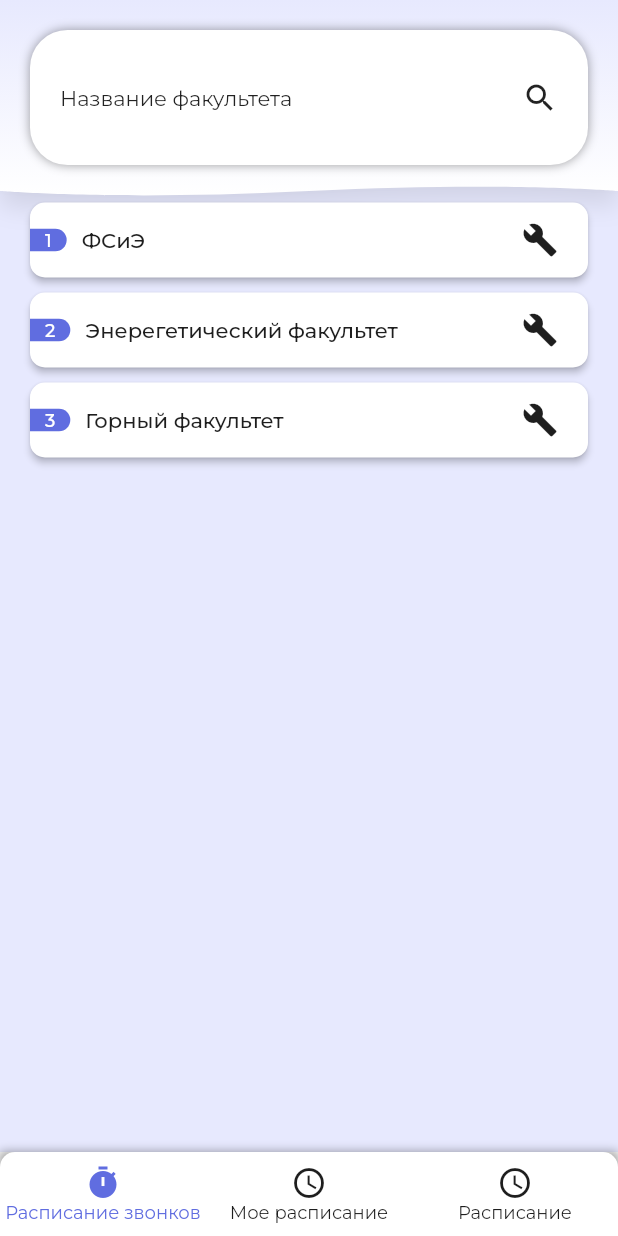
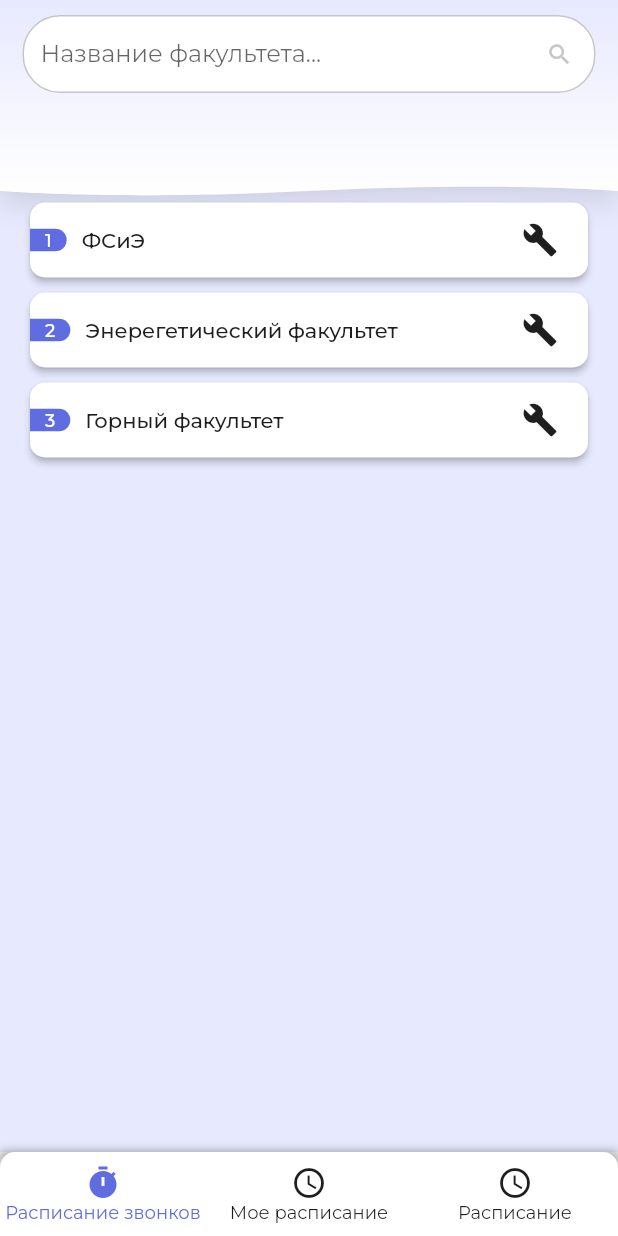
Before and after one commit to 0chuhh/scheddule_mobile, a Flutter app: the screen it shows after launch, on a phone screen of 412 x 824 dp. Run offline on Flutter 3.47's test engine with Material 2 defaults, Android fonts, the light colour scheme and no system bars; our stand-ins replace gap, table_calendar, timelines.

Commit message:
feat: добавлено поле поиска факультета

```diff
--- a/lib/screens/bell_schedule_screen.dart
+++ b/lib/screens/bell_schedule_screen.dart
@@ -58,6 +58,14 @@ class _BellScheduleScreenState extends State<BellScheduleScreen> {
     },
   ];
 
+  List<Map<String, dynamic>> _foundedFaculties = [];
+
+  @override
+  void initState() {
+    _foundedFaculties = _allFaculties;
+    super.initState();
+  }
+
   @override
   Widget build(BuildContext context) {
     return Scaffold(
@@ -71,43 +79,44 @@ class _BellScheduleScreenState extends State<BellScheduleScreen> {
                 width: MediaQuery.of(context).size.width,
                 height: 130,
                 child: SafeArea(
-                  child: Container(
-                    margin: const EdgeInsets.symmetric(vertical: 20, horizontal: 20),
-                    width: MediaQuery.of(context).size.width,
-                    decoration: const BoxDecoration(
-                        color: Colors.white,
-                        borderRadius: BorderRadius.all(Radius.circular(25)),
-                        boxShadow: [
-                          BoxShadow(color: Colors.black38, spreadRadius: 0, blurRadius: 5),
-                        ]),
-                    child: Container(
-                      margin: const EdgeInsets.symmetric(horizontal: 20),
-                      child: Row(
-                        crossAxisAlignment: CrossAxisAlignment.center,
-                        children: const [
-                          Text("Название факультета"),
-                          Spacer(),
-                          Icon(Icons.search),
-                        ],
-                      ),
+                    child: Padding(
+                  padding: const EdgeInsets.symmetric(horizontal: 15, vertical: 10),
+                  child: TextField(
+                    cursorColor: Styles.primaryColor,
+                    cursorRadius: const Radius.circular(2),
+                    onChanged: (value) => _runFilter(value),
+                    decoration: InputDecoration(
+                      isDense: true,
+                      filled: true,
+                      fillColor: Colors.white,
+                      hintText: 'Название факультета...',
+                      focusColor: Styles.primaryColor,
+                      suffixIcon: const Icon(Icons.search),
+                      suffixIconColor: Styles.crossColor,
+                      enabledBorder: OutlineInputBorder(
+                          borderRadius: BorderRadius.circular(25),
+                          borderSide: BorderSide(color: Styles.crossColor)),
+                      focusedBorder: OutlineInputBorder(
+                          borderRadius: BorderRadius.circular(25),
+                          borderSide: BorderSide(color: Styles.primaryColor)),
                     ),
                   ),
-                ),
+                )),
               ),
             ),
           ]),
           Expanded(
             child: SizedBox(
                 child: ListView.builder(
-              itemCount: _allFaculties.length,
+              itemCount: _foundedFaculties.length,
               itemBuilder: (context, index) {
                 return Padding(
                     padding: const EdgeInsets.symmetric(horizontal: 20, vertical: 5),
                     child: _bellScheduleElevatedButton(
-                      _allFaculties[index]['id'],
-                      _allFaculties[index]['name'],
-                      _allFaculties[index]['icon'],
-                      _allFaculties[index]['bellSchedule'],
+                      _foundedFaculties[index]['id'],
+                      _foundedFaculties[index]['name'],
+                      _foundedFaculties[index]['icon'],
+                      _foundedFaculties[index]['bellSchedule'],
                     ));
               },
             )),
@@ -313,4 +322,19 @@ class _BellScheduleScreenState extends State<BellScheduleScreen> {
           ],
         ));
   }
+
+  void _runFilter(String value) {
+    List<Map<String, dynamic>> result = [];
+    if (value.isEmpty) {
+      result = _allFaculties;
+    } else {
+      result = _allFaculties
+          .where((faculty) => faculty['name'].toLowerCase().contains(value.toLowerCase()))
+          .toList();
+    }
+
+    setState(() {
+      _foundedFaculties = result;
+    });
+  }
 }
```
